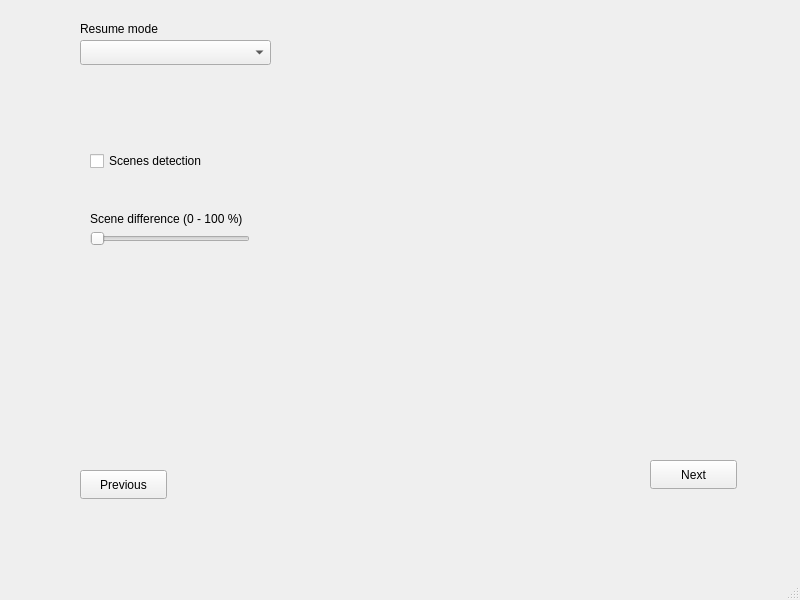
First picture: the form in video_summary/templates/GeneralOptions.ui, repository seekever/VideoSummary, before the edit.
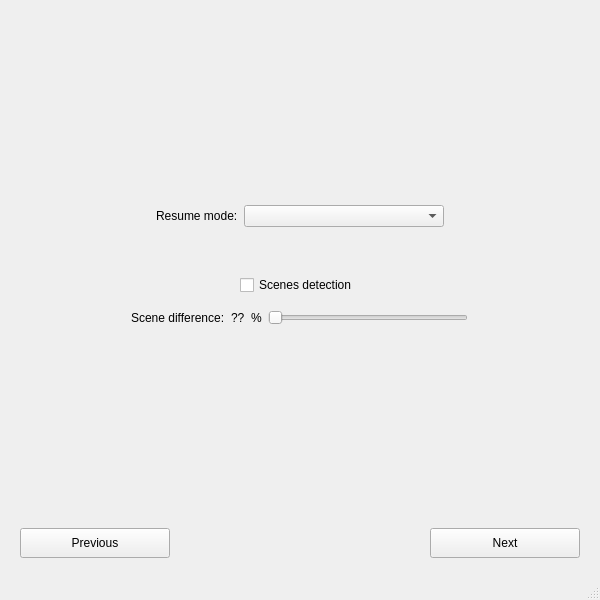
Second picture: the form after the edit.

```diff
--- a/video_summary/templates/GeneralOptions.ui
+++ b/video_summary/templates/GeneralOptions.ui
@@ -6,7 +6,7 @@
    <rect>
     <x>0</x>
     <y>0</y>
-    <width>800</width>
+    <width>600</width>
     <height>600</height>
    </rect>
   </property>
@@ -14,37 +14,148 @@
    <string>MainWindow</string>
   </property>
   <widget class="QWidget" name="centralwidget">
+   <layout class="QVBoxLayout" name="verticalLayout">
+    <property name="spacing">
+     <number>10</number>
+    </property>
+    <property name="leftMargin">
+     <number>20</number>
+    </property>
+    <property name="topMargin">
+     <number>20</number>
+    </property>
+    <property name="rightMargin">
+     <number>20</number>
+    </property>
+    <property name="bottomMargin">
+     <number>20</number>
+    </property>
+    <item>
+     <spacer name="verticalSpacer">
+      <property name="orientation">
+       <enum>Qt::Vertical</enum>
+      </property>
+      <property name="sizeHint" stdset="0">
+       <size>
+        <width>20</width>
+        <height>40</height>
+       </size>
+      </property>
+     </spacer>
+    </item>
+    <item alignment="Qt::AlignHCenter">
+     <widget class="QWidget" name="widget_2" native="true">
+      <property name="sizePolicy">
+       <sizepolicy hsizetype="Maximum" vsizetype="Maximum">
+        <horstretch>0</horstretch>
+        <verstretch>0</verstretch>
+       </sizepolicy>
+      </property>
+      <property name="styleSheet">
+       <string notr="true"/>
+      </property>
+      <layout class="QHBoxLayout" name="horizontalLayout_3">
+       <item>
+        <widget class="QLabel" name="label">
+         <property name="text">
+          <string>Resume mode:</string>
+         </property>
+        </widget>
+       </item>
+       <item>
    <widget class="QComboBox" name="resumeTypeBox">
-    <property name="geometry">
-     <rect>
-      <x>80</x>
-      <y>40</y>
-      <width>191</width>
-      <height>25</height>
-     </rect>
-    </property>
-   </widget>
+         <property name="sizePolicy">
+          <sizepolicy hsizetype="Maximum" vsizetype="Maximum">
+           <horstretch>0</horstretch>
+           <verstretch>0</verstretch>
+          </sizepolicy>
+         </property>
+         <property name="minimumSize">
+          <size>
+           <width>200</width>
+           <height>0</height>
+          </size>
+         </property>
+        </widget>
+       </item>
+      </layout>
+     </widget>
+    </item>
+    <item>
+     <spacer name="verticalSpacer_3">
+      <property name="orientation">
+       <enum>Qt::Vertical</enum>
+      </property>
+      <property name="sizeType">
+       <enum>QSizePolicy::Fixed</enum>
+      </property>
+      <property name="sizeHint" stdset="0">
+       <size>
+        <width>0</width>
+        <height>20</height>
+       </size>
+      </property>
+     </spacer>
+    </item>
+    <item alignment="Qt::AlignHCenter">
+     <widget class="QWidget" name="widget" native="true">
+      <property name="sizePolicy">
+       <sizepolicy hsizetype="Maximum" vsizetype="Maximum">
+        <horstretch>0</horstretch>
+        <verstretch>0</verstretch>
+       </sizepolicy>
+      </property>
+      <property name="styleSheet">
+       <string notr="true"/>
+      </property>
+      <layout class="QVBoxLayout" name="verticalLayout_4">
+       <item alignment="Qt::AlignHCenter">
    <widget class="QCheckBox" name="scenesDetectionBox">
-    <property name="geometry">
-     <rect>
-      <x>90</x>
-      <y>150</y>
-      <width>141</width>
-      <height>22</height>
-     </rect>
+         <property name="autoFillBackground">
+          <bool>false</bool>
     </property>
     <property name="text">
      <string>Scenes detection</string>
     </property>
-   </widget>
+         <property name="iconSize">
+          <size>
+           <width>20</width>
+           <height>20</height>
+          </size>
+         </property>
+        </widget>
+       </item>
+       <item>
+        <widget class="QWidget" name="sceneDifferenceWidget" native="true">
+         <layout class="QHBoxLayout" name="horizontalLayout_4">
+          <item>
+           <widget class="QLabel" name="label_2">
+            <property name="text">
+             <string>Scene difference:</string>
+            </property>
+           </widget>
+          </item>
+          <item>
+           <widget class="QLabel" name="sceneDifferenceLabel">
+            <property name="text">
+             <string>??</string>
+            </property>
+           </widget>
+          </item>
+          <item>
+           <widget class="QLabel" name="label_4">
+            <property name="text">
+             <string>%</string>
+            </property>
+           </widget>
+          </item>
+          <item>
    <widget class="QSlider" name="scenesDifSlider">
-    <property name="geometry">
-     <rect>
-      <x>90</x>
-      <y>230</y>
-      <width>160</width>
-      <height>17</height>
-     </rect>
+            <property name="minimumSize">
+             <size>
+              <width>200</width>
+              <height>0</height>
+             </size>
     </property>
     <property name="minimum">
      <number>1</number>
@@ -62,58 +173,94 @@
      <bool>false</bool>
     </property>
    </widget>
-   <widget class="QPushButton" name="nextButton">
-    <property name="geometry">
-     <rect>
-      <x>650</x>
-      <y>460</y>
-      <width>87</width>
-      <height>29</height>
-     </rect>
-    </property>
-    <property name="text">
-     <string>Next</string>
-    </property>
-   </widget>
+          </item>
+         </layout>
+        </widget>
+       </item>
+      </layout>
+     </widget>
+    </item>
+    <item>
+     <spacer name="verticalSpacer_2">
+      <property name="orientation">
+       <enum>Qt::Vertical</enum>
+      </property>
+      <property name="sizeHint" stdset="0">
+       <size>
+        <width>20</width>
+        <height>40</height>
+       </size>
+      </property>
+     </spacer>
+    </item>
+    <item>
+     <layout class="QHBoxLayout" name="horizontalLayout_6">
+      <item>
    <widget class="QPushButton" name="previousButton">
-    <property name="geometry">
-     <rect>
-      <x>80</x>
-      <y>470</y>
-      <width>87</width>
-      <height>29</height>
-     </rect>
+        <property name="minimumSize">
+         <size>
+          <width>150</width>
+          <height>30</height>
+         </size>
+        </property>
+        <property name="maximumSize">
+         <size>
+          <width>150</width>
+          <height>30</height>
+         </size>
     </property>
     <property name="text">
      <string>Previous</string>
     </property>
    </widget>
-   <widget class="QLabel" name="label">
-    <property name="geometry">
-     <rect>
-      <x>80</x>
-      <y>20</y>
-      <width>91</width>
-      <height>17</height>
-     </rect>
-    </property>
-    <property name="text">
-     <string>Resume mode</string>
-    </property>
-   </widget>
-   <widget class="QLabel" name="label_2">
-    <property name="geometry">
-     <rect>
-      <x>90</x>
-      <y>210</y>
-      <width>171</width>
-      <height>17</height>
-     </rect>
-    </property>
+      </item>
+      <item>
+       <spacer name="horizontalSpacer_2">
+        <property name="orientation">
+         <enum>Qt::Horizontal</enum>
+        </property>
+        <property name="sizeType">
+         <enum>QSizePolicy::Expanding</enum>
+        </property>
+        <property name="sizeHint" stdset="0">
+         <size>
+          <width>999</width>
+          <height>0</height>
+         </size>
+        </property>
+       </spacer>
+      </item>
+      <item>
+       <widget class="QPushButton" name="nextButton">
+        <property name="enabled">
+         <bool>true</bool>
+        </property>
+        <property name="sizePolicy">
+         <sizepolicy hsizetype="Minimum" vsizetype="Minimum">
+          <horstretch>0</horstretch>
+          <verstretch>0</verstretch>
+         </sizepolicy>
+        </property>
+        <property name="minimumSize">
+         <size>
+          <width>150</width>
+          <height>30</height>
+         </size>
+        </property>
+        <property name="maximumSize">
+         <size>
+          <width>150</width>
+          <height>30</height>
+         </size>
+        </property>
     <property name="text">
-     <string>Scene difference (0 - 100 %)</string>
-    </property>
-   </widget>
+         <string>Next</string>
+        </property>
+       </widget>
+      </item>
+     </layout>
+    </item>
+   </layout>
   </widget>
   <widget class="QMenuBar" name="menubar">
    <property name="geometry">
```
Left out of the diff: 2 changed lines with no effect on the pictures. Lines whose indentation alone changed are shown as unchanged.
